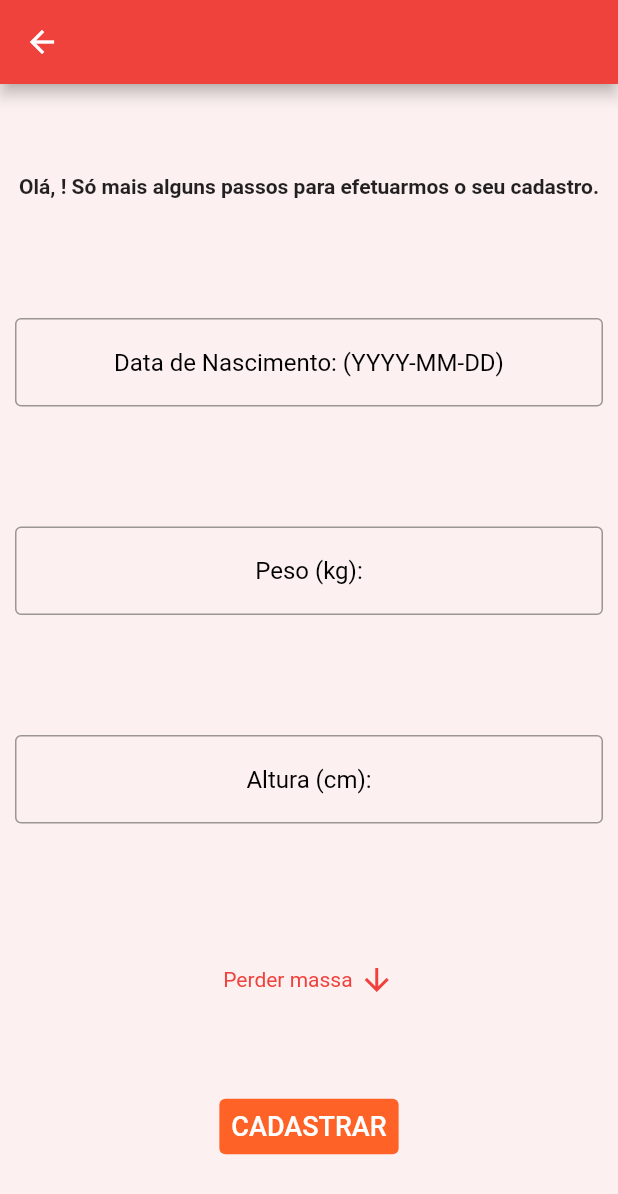
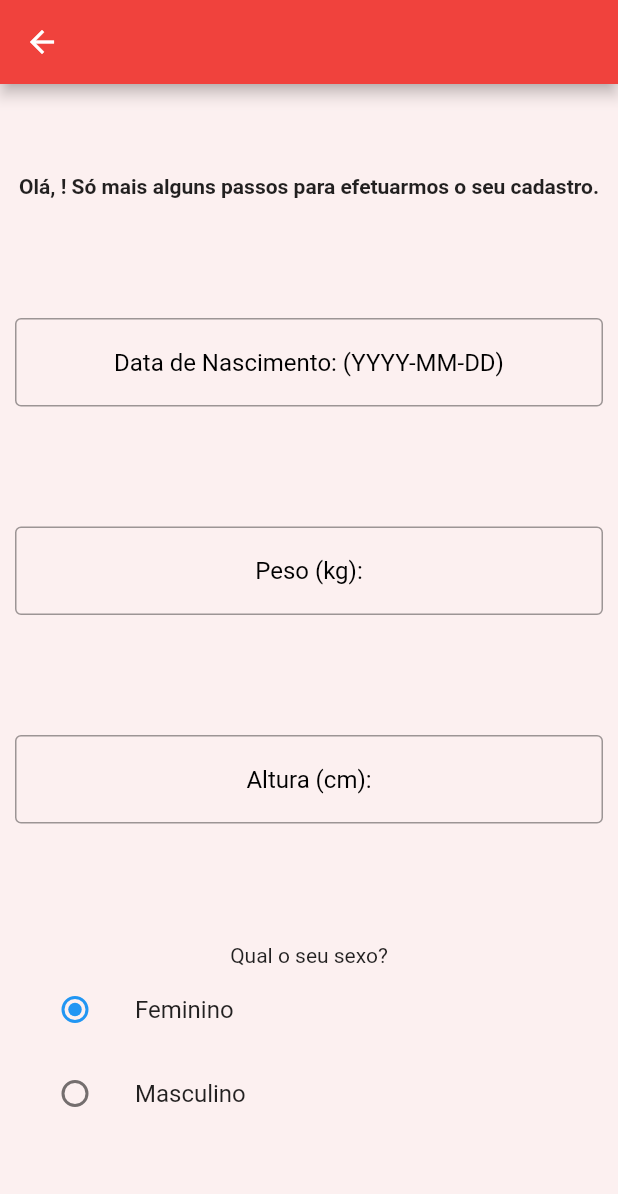
Before and after one commit to mariabgbarros/foodcare, a Flutter app: the Cadastro2 screen opened directly with empty values, on a phone screen of 412 x 824 dp. Shown: the top 1194 px of the screen. Run offline on Flutter 3.47's test engine with Material 2 defaults, Android fonts, the phone set to English and light mode, and no system bars; our stand-ins replace dio, fl_chart; missing offline and left inert: dart:html.

Commit message:
funcionalidades do perfil e cadastro completo

```diff
--- a/foodcare/lib/main.dart
+++ b/foodcare/lib/main.dart
@@ -30,9 +30,9 @@ class MyApp extends StatelessWidget {
         "/cadastro": (context) => Cadastro1(),
         "/cadastro2": (context) => Cadastro2(),
         "/login": (context) => Login(),
-        "/home": (context) => BarChartSample(),
+        "/home": (context) => PieChartPage2(),
         "/grafico": (context) => PieChartPage2(),
-        //"/perfil": (context) => PerfilApp(),
+        "/perfil": (context) => PerfilApp(),
       }
     );
   }
--- a/foodcare/lib/models/usuario_cadastro.dart
+++ b/foodcare/lib/models/usuario_cadastro.dart
@@ -5,6 +5,7 @@ class UsuarioCadastro {
   final String data_nasc;
   final int peso;
   final int altura;
+  final String sexo;
   final int objetivos;
 
 
@@ -15,6 +16,7 @@ UsuarioCadastro({
     required this.data_nasc,
     required this.peso,
     required this.altura,
+    required this.sexo,
     required this.objetivos,
 
   });
@@ -27,6 +29,7 @@ factory UsuarioCadastro.fromJson(Map<String, dynamic> json) {
       data_nasc: json["data_nasc"],
       peso: json["peso"],
       altura: json["altura"],
+      sexo: json["sexo"],
       objetivos: json["objetivo_id"],
     );
   }
@@ -37,6 +40,7 @@ Map<String, dynamic> get toJson => {
         "data_nasc": data_nasc,
         "peso": peso,
         "altura": altura,
+        "sexo": sexo,
         "objetivo_id": objetivos,
       };
 }
--- a/foodcare/lib/nav/navigation_view.dart
+++ b/foodcare/lib/nav/navigation_view.dart
@@ -46,11 +46,9 @@ class _NavigationViewState extends State<NavigationView> {
           onPageChanged: onTapped,
           controller: pageController,
           children: [ // telas
-            //const Home,
-            //(map != null) ? Home(usuario_login: map) : Home(usuarioLogin: null),
             const PieChartPage2(), //home
             const Dieta(),
-            //(map != null) ? PerfilApp(usuario_cadastro: map) : PerfilApp(usuario_cadastro: null),
+            PerfilApp(),
             ],
         ),
         bottomNavigationBar: BottomNavigationBar(
--- a/foodcare/lib/screens/cadastro2.dart
+++ b/foodcare/lib/screens/cadastro2.dart
@@ -29,10 +29,14 @@ class _DropDownState extends State <DropDown> {
    );
   }
    criaDropDownButton() {
+
    }
 }
+enum Sexo { fem, masc }
+
 class _Cadastro2State extends State<Cadastro2>{
 
+  Sexo? _sexo = Sexo.fem;
   final _network = Network();
 
   late TextEditingController _anoController;
@@ -42,6 +46,24 @@ class _Cadastro2State extends State<Cadastro2>{
   String buttonText = 'Save';
   int? id;
 
+  void _showDialog() {
+    showDialog(
+      context: context,
+      builder: (BuildContext context) {
+        return AlertDialog(
+          title: new Text('Cadastro efetuado com sucesso!'),
+          actions: <Widget>[
+            new FlatButton(
+              child: new Text("Fechar"),
+              onPressed: () {
+                Navigator.of(context).pop();
+              },
+            ),
+          ],
+        );
+      }
+    );
+  }
   @override
   void initState() {
     _anoController  = TextEditingController();
@@ -56,6 +78,11 @@ class _Cadastro2State extends State<Cadastro2>{
 
     });
   }
+  void _dropDownItemSelected(String novoItem) {
+    setState(() {
+      //this._itemSelecionado = novoItem;
+    });
+  }
   @override
   Widget build(BuildContext context) {
 
@@ -65,7 +92,7 @@ class _Cadastro2State extends State<Cadastro2>{
      String email = data["email"];
      String senha = data["senha"];
      int objetivo = 0;
-
+    String sexo = " ";
     UsuarioCadastro usuario_cadastro;
     return Scaffold(
       backgroundColor: Color.fromARGB(255, 252, 240, 240),
@@ -127,10 +154,60 @@ class _Cadastro2State extends State<Cadastro2>{
                     textAlign: TextAlign.center,
                   ),
                 ),
+                Container( //sexo
+                  padding: EdgeInsets.only(top:80),
+                  child: Column(
+                    children: <Widget>[
+                      Text("Qual o seu sexo?", ),
+                      ListTile(
+                        title: const Text('Feminino'),
+                        leading: Radio<Sexo>(
+                          value: Sexo.fem,
+                          groupValue: _sexo,
+                          onChanged: ( Sexo? value){
+                            setState(() {
+                               _sexo = value;
+                            });
+                            if(value == Sexo.fem) {
+                              sexo = "Feminino";
+                              print(sexo);
+                            }
+                          },
+
+                        ),
+                      ),
+                      ListTile(
+                        title: const Text('Masculino'),
+                        leading: Radio<Sexo>(
+                          value: Sexo.masc,
+                          groupValue: _sexo,
+                          onChanged: ( Sexo? value){
+                            setState(() {
+                               _sexo = value;
+                            });
+                            if(value == Sexo.masc) {
+                              sexo = "Masculino";
+                              print(sexo);
+                            }
+                          },
+                        ),
+                      ),
+                    ],
+                  ),
+                ),
                 Container( // objetivos ##############################################################################
                   padding: EdgeInsets.only(top:80),
-                  child: DropdownButton(
-                      value: 'Perder massa',
+                  child: InputDecorator(
+                    decoration: InputDecoration(
+                      labelText: 'Qual seu objetivo? ',
+                      border: OutlineInputBorder(
+                        borderRadius: BorderRadius.circular(5.0)
+                      ),
+                      contentPadding: EdgeInsets.all(10),
+                    ),
+                    child: DropdownButton<String>(
+                        isExpanded: true,
+                        //alue: value,
                         icon: const Icon(
                           Icons.arrow_downward,
                           color:  Color.fromARGB(255, 240, 66, 61)
@@ -143,16 +220,17 @@ class _Cadastro2State extends State<Cadastro2>{
                           height: 2,
                         ),
                         onChanged: (String? newValue) {
-
+                            setState(() {
+                              //value = newValue!;
+                            });
                         },
                         items: <String>['Perder massa', 'Manter massa', 'Ganhar massa']
-                          .map<DropdownMenuItem<String>>((String value) {
+                            .map((String value) {
                               switch (value)  {
                                 case 'Perder massa': objetivo = 1; break;
-                              case 'Manter massa': objetivo = 1; break;
-                              case 'Ganhar massa': objetivo = 1; break;
+                                case 'Manter massa': objetivo = 2; break;
+                                case 'Ganhar massa': objetivo = 3; break;
                                 default: objetivo = 2;
-
                               }
                           return DropdownMenuItem<String>(
                             value: value,
@@ -160,6 +238,7 @@ class _Cadastro2State extends State<Cadastro2>{
                           );
                         }).toList(),
 
+                      ),
                   ),
                 ),
 
@@ -182,8 +261,9 @@ class _Cadastro2State extends State<Cadastro2>{
                           context,
                           "/login",
                         );
-                        usuario_cadastro = new UsuarioCadastro(nome: nome, email: email, senha: senha, data_nasc: _anoController.text, peso: int.parse(_pesoController.text), altura: int.parse(_alturaController.text), objetivos: objetivo);
+                        usuario_cadastro = new UsuarioCadastro(nome: nome, email: email, senha: senha, data_nasc: _anoController.text, peso: int.parse(_pesoController.text), altura: int.parse(_alturaController.text),sexo: sexo, objetivos: objetivo);
                         _network.criaUser(usuarioCadastro: usuario_cadastro);
+                        _showDialog();
                       }
                     ),
                   ),
--- a/foodcare/lib/screens/home.dart
+++ b/foodcare/lib/screens/home.dart
@@ -21,7 +21,7 @@ class Home extends StatelessWidget{
 
     data = ModalRoute.of(context)!.settings.arguments as Map;
 
-    UsuarioCadastro user = data["uc"];
+    UsuarioCadastro user = data["usuario"];
 
     return Scaffold(
       backgroundColor: Color.fromARGB(255, 252, 240, 240),
--- a/foodcare/lib/screens/login.dart
+++ b/foodcare/lib/screens/login.dart
@@ -19,7 +19,7 @@ class Login extends StatefulWidget{
 class _LoginState extends State<Login> {
 
   // UsuarioLogin usuarioLogin = new UsuarioLogin(email: "", senha: "senha", id: 1);
-  UsuarioCadastro user = new UsuarioCadastro(nome: "", email: "", senha: "", data_nasc: "", peso: 0, altura: 0, objetivos: 2) ;
+  UsuarioCadastro user = new UsuarioCadastro(nome: "", email: "", senha: "", data_nasc: "", peso: 0, altura: 0, sexo: "", objetivos: 2) ;
   final _network = Network();
 
   late TextEditingController _emailController;
@@ -68,6 +68,7 @@ class _LoginState extends State<Login> {
             //key: _formKey,
             child: Column(
               children: <Widget> [
+
                 Container(
                   padding: EdgeInsets.only(top:80),
                   child: TextFormField(
@@ -110,7 +111,7 @@ class _LoginState extends State<Login> {
                         ),
                       ),
                       onPressed: () {
-                        UsuarioCadastro user = new UsuarioCadastro(nome: "", email: _emailController.text, senha: _senhaController.text, data_nasc: "", peso: 0, altura: 0, objetivos: 2) ;
+                        UsuarioCadastro user = new UsuarioCadastro(nome: "", email: _emailController.text, senha: _senhaController.text, data_nasc: "", peso: 0, altura: 0, sexo: " ", objetivos: 2) ;
 
                         UsuarioCadastro? usuarioConsultado;
                         _network.getUsuario(usuario: user).then( (resultado) {
@@ -122,7 +123,7 @@ class _LoginState extends State<Login> {
                           else {
                             Navigator.pushReplacementNamed(
                               context,
-                              "/home",
+                              "/perfil",
                               arguments: {"usuario": resultado}
                             );
                           }
```
Also changed, not shown: foodcare/lib/screens/perfil.dart (+53 -23 lines), foodcare/lib/screens/telagrafico2.dart (+18 -1 lines), foodcare/assets/images/perfil.jpg (added), foodcare/assets/images/perfil.png (added). Lines whose indentation alone changed are shown as unchanged.
